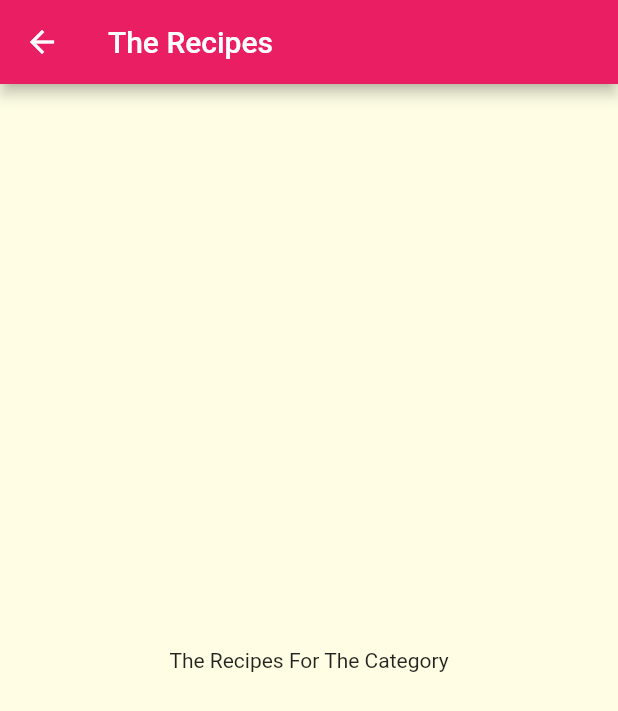
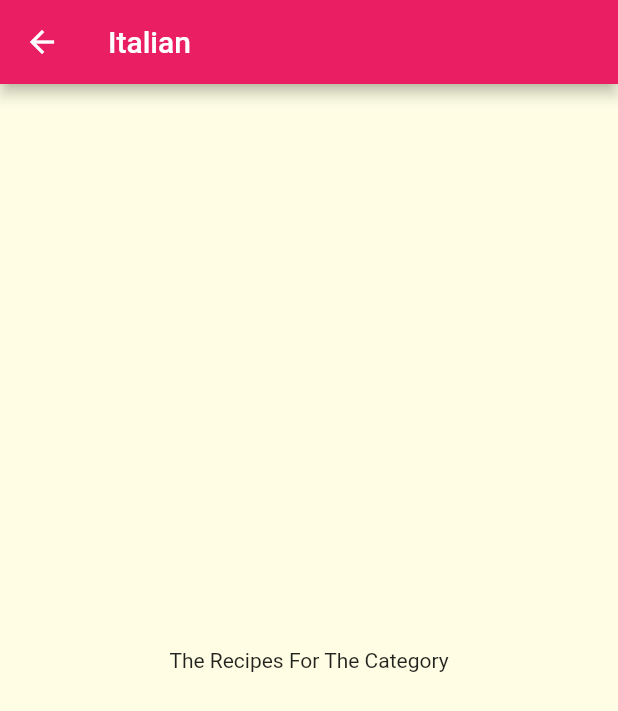
Before and after one commit to boyk0/meals-flutter-app, a Flutter app: the screen it shows after launch, after a tap on "Italian", on a phone screen of 412 x 824 dp. Shown: the top 711 px of the screen. Run offline on Flutter 3.47's test engine with Material 2 defaults, Android fonts, the phone set to English and light mode, and no system bars.

Commit message:
added title for second screen

```diff
--- a/lib/categories_screen.dart
+++ b/lib/categories_screen.dart
@@ -18,7 +18,7 @@ class CategoriesScreen extends StatelessWidget{
           crossAxisSpacing: 20,
           mainAxisSpacing: 20,
         ),
-        children: DUMMY_CATEGORIES.map((e) => CategoryItem(e.title, e.color)).toList(),
+        children: DUMMY_CATEGORIES.map((e) => CategoryItem(e.id, e.title, e.color)).toList(),
       ),
     );
   }
--- a/lib/category_item.dart
+++ b/lib/category_item.dart
@@ -3,16 +3,17 @@ import 'package:flutter/material.dart';
 import './category_meals_screen.dart';
 
 class CategoryItem extends StatelessWidget{
+  final String id;
   final String title;
   final Color color;
 
   void selectCategory(BuildContext ctx) {
     Navigator.of(ctx).push(MaterialPageRoute(builder: (_) {
-      return CategoryMealsScreen();
+      return CategoryMealsScreen(id, title);
     }));
   }
 
-  CategoryItem(this.title, this.color,);
+  CategoryItem(this.id, this.title, this.color,);
 
   @override
   Widget build(BuildContext context) {
--- a/lib/category_meals_screen.dart
+++ b/lib/category_meals_screen.dart
@@ -1,11 +1,16 @@
 import 'package:flutter/material.dart';
 
 class CategoryMealsScreen extends StatelessWidget {
+  final String categoryId;
+  final String categoryTitle;
+
+  CategoryMealsScreen(this.categoryId, this.categoryTitle);
+
   @override
   Widget build(BuildContext context) {
     return Scaffold(
       appBar: AppBar(
-        title: const Text('The Recipes'),
+        title: Text(categoryTitle),
       ),
       body: Center(
         child: Text(
```
